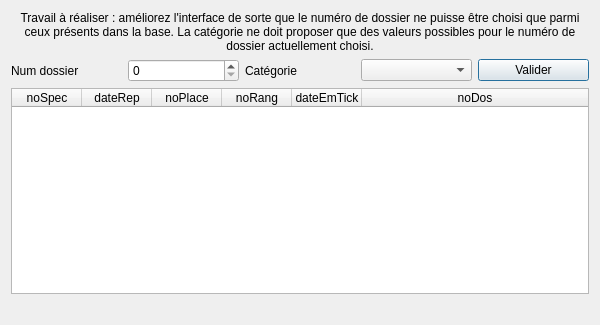
First picture: the form in gui/fct_comp_4.ui, repository charlie38/theatre_L3, before the edit.
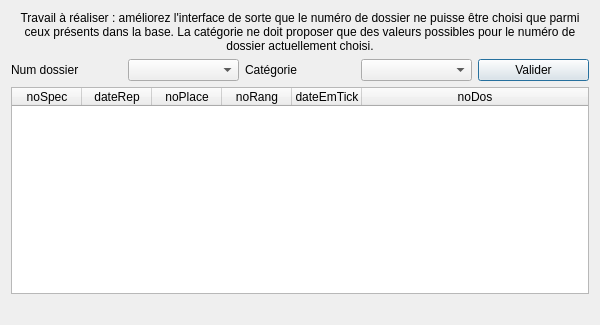
Second picture: the form after the edit.

What changed in the file:
```diff
--- a/gui/fct_comp_4.ui
+++ b/gui/fct_comp_4.ui
@@ -37,7 +37,7 @@
       </widget>
      </item>
      <item>
-      <widget class="QSpinBox" name="spinBox_fct_4_dossier"/>
+      <widget class="QComboBox" name="comboBox"/>
      </item>
      <item>
       <widget class="QLabel" name="label_2">
```
Left out of the diff: 6 changed lines with no effect on the pictures.
